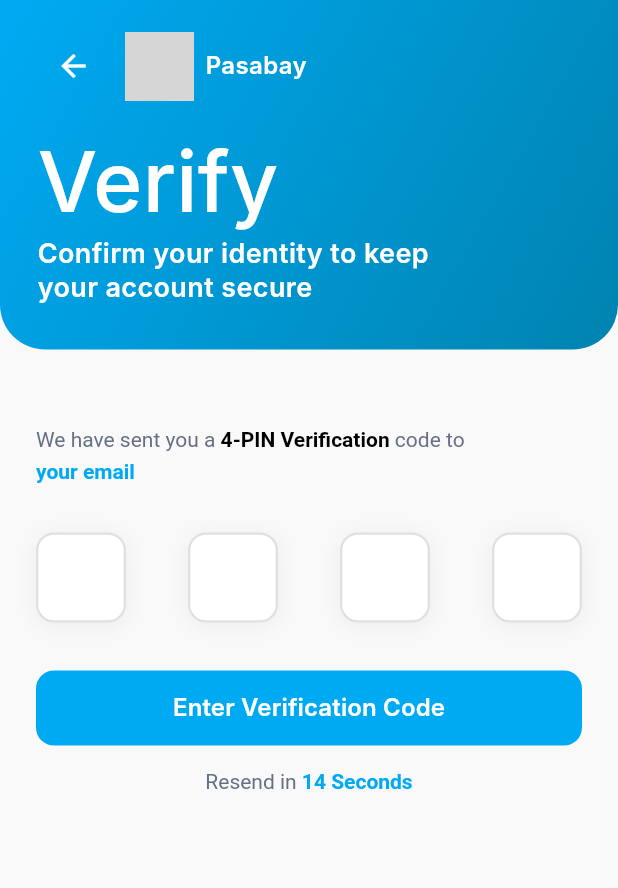
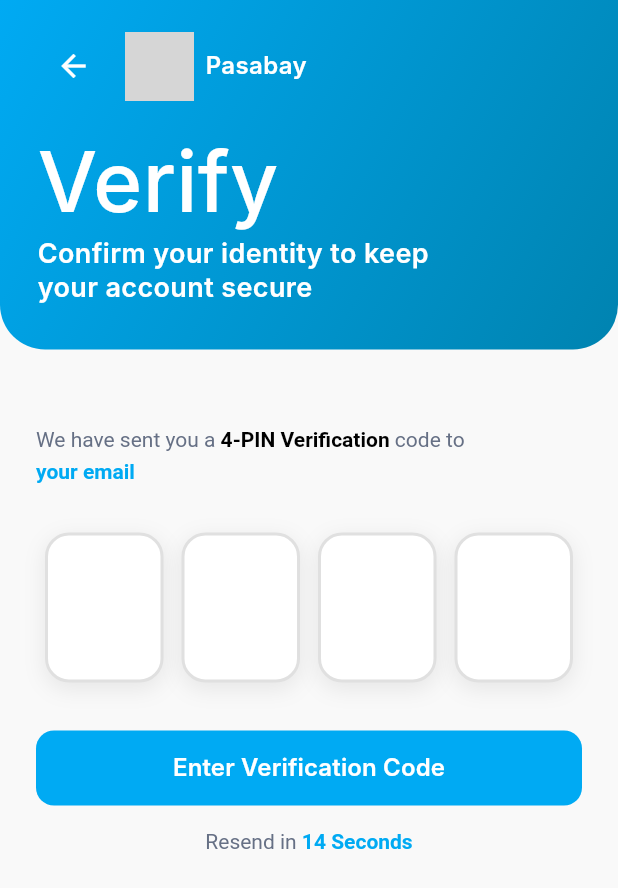
Before and after one commit to hul20/Pasabay, a Flutter app: the VerifyPage screen opened directly, on a phone screen of 412 x 824 dp. Shown: the top 888 px of the screen. Run offline on Flutter 3.47's test engine with Material 3 defaults, Android fonts, the phone set to English and light mode, and no system bars; our stand-ins replace cloud_firestore, firebase_auth, firebase_core; accounts and stored records are empty; network calls fail; Roboto replaces fonts that are missing (Inter); grey boxes are pictures that could not be loaded.

Commit message:
improvement verification page design for input field and resend code button

```diff
--- a/lib/screens/verify_page.dart
+++ b/lib/screens/verify_page.dart
@@ -164,43 +164,51 @@ class _VerifyPageState extends State<VerifyPage> {
                     SizedBox(height: 32 * scaleFactor),
 
                     // PIN Input Fields
-                    Row(
+                    SizedBox(
+                      width: double.infinity,
+                      child: Row(
                         mainAxisAlignment: MainAxisAlignment.spaceBetween,
                         children: List.generate(4, (index) {
-                        return Container(
-                          width: 60 * scaleFactor,
-                          height: 60 * scaleFactor,
+                          return Expanded(
+                            child: Container(
+                              height: 100 * scaleFactor,
+                              margin: EdgeInsets.symmetric(
+                                horizontal: 6 * scaleFactor,
+                              ),
                               decoration: BoxDecoration(
                                 color: Colors.white,
                                 borderRadius: BorderRadius.circular(
-                              12 * scaleFactor,
+                                  16 * scaleFactor,
                                 ),
                                 border: Border.all(
                                   color: const Color(0xFFE0E0E0),
-                              width: 1.5,
+                                  width: 2,
                                 ),
                                 boxShadow: [
                                   BoxShadow(
-                                color: Colors.black.withOpacity(0.05),
-                                blurRadius: 10,
-                                offset: const Offset(0, 2),
+                                    color: Colors.black.withOpacity(0.08),
+                                    blurRadius: 12,
+                                    offset: const Offset(0, 4),
                                   ),
                                 ],
                               ),
+                              child: Center(
                                 child: TextField(
                                   controller: _controllers[index],
                                   focusNode: _focusNodes[index],
                                   textAlign: TextAlign.center,
+                                  textAlignVertical: TextAlignVertical.center,
                                   keyboardType: TextInputType.number,
                                   maxLength: 1,
                                   style: TextStyle(
-                              fontSize: 24 * scaleFactor,
+                                    fontSize: 36 * scaleFactor,
                                     fontWeight: FontWeight.bold,
                                     color: Colors.black,
                                   ),
                                   decoration: const InputDecoration(
                                     counterText: '',
                                     border: InputBorder.none,
+                                    contentPadding: EdgeInsets.zero,
                                   ),
                                   inputFormatters: [
                                     FilteringTextInputFormatter.digitsOnly,
@@ -213,8 +221,11 @@ class _VerifyPageState extends State<VerifyPage> {
                                     }
                                   },
                                 ),
+                              ),
+                            ),
                           );
                         }),
+                      ),
                     ),
                     SizedBox(height: 32 * scaleFactor),
 
@@ -256,7 +267,6 @@ class _VerifyPageState extends State<VerifyPage> {
                                   fontSize: 14 * scaleFactor,
                                   color: AppConstants.primaryColor,
                                   fontWeight: FontWeight.bold,
-                                  decoration: TextDecoration.underline,
                                 ),
                               ),
                             )
```
Lines whose indentation alone changed are shown as unchanged.
